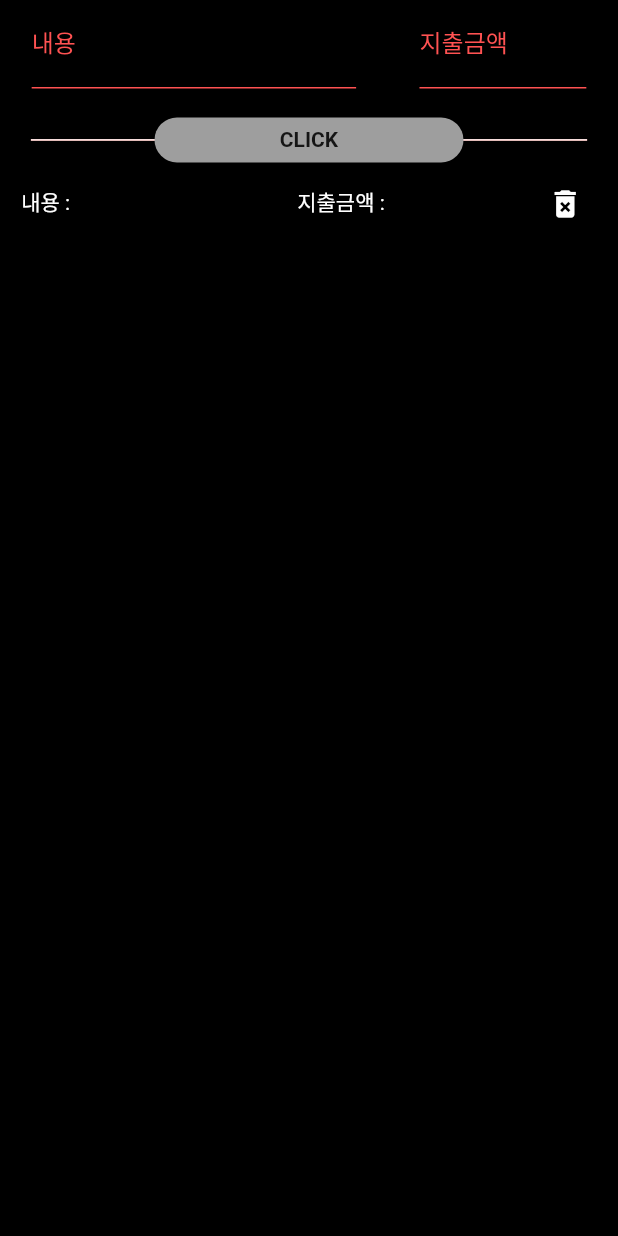
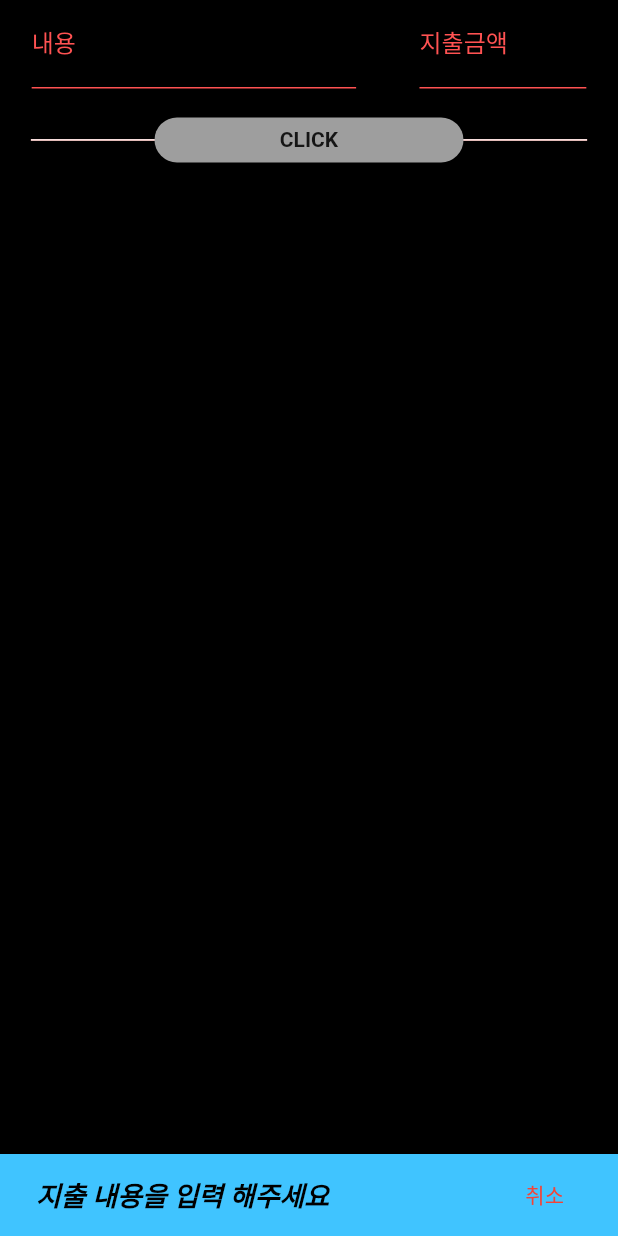
Before and after one commit to boglbbogl/sharesales_ver-2, a Flutter app: the TextAddForm widget shown alone on an empty page, opened directly, after a tap on "CLICK", on a phone screen of 412 x 824 dp. Run offline on Flutter 3.47's test engine with Material 2 defaults, Android fonts, the phone set to English and light mode, and no system bars; our stand-ins replace cloud_firestore, firebase_auth, firebase_core, flutter_speed_dial; missing offline and left inert: dart:html; accounts and stored records are empty.

Commit message:
snack_bar_style

```diff
--- /dev/null
+++ b/lib/constant/snack_bar_style.dart
@@ -0,0 +1,12 @@
+import 'dart:ui';
+
+import 'package:flutter/material.dart';
+
+TextStyle snackBarStyle() {
+  return TextStyle(
+    color: Colors.black,
+    fontWeight: FontWeight.bold,
+    fontStyle: FontStyle.italic,
+    fontSize: 18,
+  );
+}
--- a/lib/models/firebase_auth_state.dart
+++ b/lib/models/firebase_auth_state.dart
@@ -1,29 +1,33 @@
 import 'package:firebase_auth/firebase_auth.dart';
 import 'package:flutter/foundation.dart';
 import 'package:flutter/material.dart';
+import 'package:sharesales_ver2/constant/snack_bar_style.dart';
 
-class FirebaseAuthState extends ChangeNotifier{
+class FirebaseAuthState extends ChangeNotifier {
   FirebaseAuthStatus _firebaseAuthStatus = FirebaseAuthStatus.logout;
   User _user;
   FirebaseAuth _firebaseAuth = FirebaseAuth.instance;
 
-  void watchAuthChange(){
+  void watchAuthChange() {
     _firebaseAuth.authStateChanges().listen((firebaseUser) {
-      if(firebaseUser == null && _user == null){
+      if (firebaseUser == null && _user == null) {
         return;
-      } else if(firebaseUser != null){
+      } else if (firebaseUser != null) {
         _user = firebaseUser;
         changeFirebaseAuthStatus();
       }
     });
   }
 
-  void registerUser(BuildContext context, {@required String email, @required String password}) async{
-    await _firebaseAuth.createUserWithEmailAndPassword(email: email.trim(), password: password.trim())
-    .catchError((error){
+  void registerUser(BuildContext context,
+      {@required String email, @required String password}) async {
+    await _firebaseAuth
+        .createUserWithEmailAndPassword(
+            email: email.trim(), password: password.trim())
+        .catchError((error) {
       print(error);
       String _massage = '';
-      switch (error.code){
+      switch (error.code) {
         case 'email-already-in-use':
           _massage = '이미 사용중';
           break;
@@ -38,17 +42,25 @@ class FirebaseAuthState extends ChangeNotifier{
           break;
       }
       SnackBar snackBar = SnackBar(
-        content: Text(_massage),
+        content: Text(
+          _massage,
+          style: snackBarStyle(),
+        ),
+        backgroundColor: Colors.lightBlueAccent,
       );
       Scaffold.of(context).showSnackBar(snackBar);
     });
   }
 
-  void login(BuildContext context, {@required String email, @required String password}){
-    _firebaseAuth.signInWithEmailAndPassword(email: email.trim(), password: password.trim()).catchError((error){
+  void login(BuildContext context,
+      {@required String email, @required String password}) {
+    _firebaseAuth
+        .signInWithEmailAndPassword(
+            email: email.trim(), password: password.trim())
+        .catchError((error) {
       print(error);
       String _massage = '';
-      switch(error.code){
+      switch (error.code) {
         case 'invalid-email':
           _massage = 'Email 주소가 아닙니다';
           break;
@@ -63,35 +75,37 @@ class FirebaseAuthState extends ChangeNotifier{
           break;
       }
       SnackBar snackBar = SnackBar(
-          content: Text(_massage),
+        content: Text(_massage,
+        style: snackBarStyle(),
+        ),
+        backgroundColor: Colors.lightBlueAccent,
       );
       Scaffold.of(context).showSnackBar(snackBar);
     });
   }
 
-  void signOut(){
+  void signOut() {
     _firebaseAuthStatus = FirebaseAuthStatus.logout;
-    if(_user != null){
+    if (_user != null) {
       _user = null;
       _firebaseAuth.signOut();
     }
     notifyListeners();
   }
 
-  void changeFirebaseAuthStatus([FirebaseAuthStatus firebaseAuthStatus]){
-    if(firebaseAuthStatus != null){
+  void changeFirebaseAuthStatus([FirebaseAuthStatus firebaseAuthStatus]) {
+    if (firebaseAuthStatus != null) {
       _firebaseAuthStatus = firebaseAuthStatus;
     } else {
-      if(_user != null){
+      if (_user != null) {
         _firebaseAuthStatus = FirebaseAuthStatus.login;
       } else
         _firebaseAuthStatus = FirebaseAuthStatus.logout;
     }
     notifyListeners();
   }
+
   FirebaseAuthStatus get firebaseAuthStatus => _firebaseAuthStatus;
 }
 
-enum FirebaseAuthStatus{
-  logout, progress, login
-}
+enum FirebaseAuthStatus { logout, progress, login }
--- a/lib/screen/create_management_screen.dart
+++ b/lib/screen/create_management_screen.dart
@@ -3,6 +3,7 @@ import 'package:flutter/material.dart';
 import 'package:sharesales_ver2/constant/color.dart';
 import 'package:sharesales_ver2/constant/duration.dart';
 import 'package:sharesales_ver2/constant/size.dart';
+import 'package:sharesales_ver2/constant/snack_bar_style.dart';
 import 'package:sharesales_ver2/widget/expense_create_form.dart';
 import 'package:sharesales_ver2/widget/sales_create_form.dart';
 
@@ -26,7 +27,7 @@ class _CreateManagementScreenState extends State<CreateManagementScreen> {
         FocusScope.of(context).unfocus();
       },
       child: Scaffold(
-        appBar: _salesCreateAppbar(context),
+        appBar: _createScreenAppbar(context),
         body: SingleChildScrollView(
           child: Form(
             key: _formKey,
@@ -59,6 +60,15 @@ class _CreateManagementScreenState extends State<CreateManagementScreen> {
       ),
     );
   }
+
+  SnackBar saveSnackBar = SnackBar(
+    content: Text(
+      '매출 항목은 필수로 입력 해야 합니다.  0을 입력하세요',
+      // maxLines: 2,
+      style: snackBarStyle(),
+    ),
+    backgroundColor: Colors.lightBlueAccent,
+  );
 
   Padding _tapIndicator() {
     return Padding(
@@ -143,7 +153,7 @@ class _CreateManagementScreenState extends State<CreateManagementScreen> {
               );
   }
 
-  AppBar _salesCreateAppbar(BuildContext context) {
+  AppBar _createScreenAppbar(BuildContext context) {
     return AppBar(
       backgroundColor: blackColor,
       title: Text(
@@ -164,8 +174,9 @@ class _CreateManagementScreenState extends State<CreateManagementScreen> {
           onPressed: () {
             FocusScope.of(context).unfocus();
             if (!_formKey.currentState.validate()) {
-              return;
-            }
+              return ;
+              // return Scaffold.of(context).showSnackBar(saveSnackBar);
+            }  else
             _formKey.currentState.save();
           },
         ),
@@ -184,4 +195,5 @@ class _CreateManagementScreenState extends State<CreateManagementScreen> {
   }
 }
 
+
 enum SelectedIndicator{left, right}
--- a/lib/widget/text_add_form.dart
+++ b/lib/widget/text_add_form.dart
@@ -1,13 +1,14 @@
 import 'package:flutter/material.dart';
 import 'package:sharesales_ver2/constant/input_decor.dart';
 import 'package:sharesales_ver2/constant/size.dart';
+import 'package:sharesales_ver2/constant/snack_bar_style.dart';
 
 class AddText {
   bool isDone;
-  String title;
-  String title2;
+  String expenseTitle;
+  String expenseAmount;
 
-  AddText(this.title, this.title2, {this.isDone = false});
+  AddText(this.expenseTitle, this.expenseAmount, {this.isDone = false});
 }
 
 class TextAddForm extends StatefulWidget {
@@ -18,15 +19,15 @@ class TextAddForm extends StatefulWidget {
 class _TextAddFormState extends State<TextAddForm> {
   final _expenseList = <AddText>[];
 
-  TextEditingController _expController = TextEditingController();
-  TextEditingController _exp2Controller = TextEditingController();
+  TextEditingController _titleController = TextEditingController();
+  TextEditingController _amountController = TextEditingController();
   ScrollController _scrollController = ScrollController();
 
   @override
   void dispose() {
-    _expController.dispose();
+    _titleController.dispose();
     _scrollController.dispose();
-    _exp2Controller.dispose();
+    _amountController.dispose();
     super.dispose();
   }
 
@@ -39,43 +40,57 @@ class _TextAddFormState extends State<TextAddForm> {
           crossAxisAlignment: CrossAxisAlignment.center,
           mainAxisAlignment: MainAxisAlignment.spaceAround,
           children: [
+            _titleTextFormField(),
+            _amountTextFormField(),
+          ],
+        ),
+        _textAddFormDivider(context),
         Container(
+          height: size.height * 0.5,
+          width: size.width * 0.98,
+          child: ListView(
+            controller: _scrollController,
+            children: _expenseList
+                .map((addText) => _expenseListView(addText))
+                .toList(),
+          ),
+        )
+      ],
+    );
+  }
+
+  Container _amountTextFormField() {
+    return Container(
+      height: expTtfHeightSize,
+      width: expTtfWidthSize,
+      child: TextFormField(
+        controller: _amountController,
+        style: blackInputStyle(),
+        cursorColor: Colors.white,
+        decoration: expenseTextAddInputDecor('지출금액'),
+        keyboardType: TextInputType.number,
+        textInputAction: TextInputAction.done,
+      ),
+    );
+  }
+
+  Container _titleTextFormField() {
+    return Container(
       height: salTtfHeightSize,
       width: salTtfWidthSize * 1.5,
       child: TextFormField(
-                controller: _expController,
+        controller: _titleController,
         style: blackInputStyle(),
         cursorColor: Colors.white,
         decoration: expenseTextAddInputDecor('내용'),
         keyboardType: TextInputType.text,
         textInputAction: TextInputAction.next,
       ),
-            ),
-            Container(
-              height: expTtfHeightSize,
-              width: expTtfWidthSize,
-              child: TextFormField(
-                controller: _exp2Controller,
-                style: blackInputStyle(),
-                cursorColor: Colors.white,
-                decoration: expenseTextAddInputDecor('지출금액'),
-                keyboardType: TextInputType.number,
-                textInputAction: TextInputAction.next,
-              ),
-            ),
-            // Container(
-            //   height: expTtfHeightSize/2,
-            //   width: expTtfWidthSize/2,
-            //   child: RaisedButton(
-            //       color: Colors.redAccent,
-            //       child: Text('Add..'),
-            //       onPressed: () {
-            //         _addExpense(AddText(_expController.text));
-            //       }),
-            // ),
-          ],
-        ),
-        Stack(
+    );
+  }
+
+  Stack _textAddFormDivider(BuildContext context) {
+    return Stack(
       alignment: Alignment.center,
       children: <Widget>[
         Positioned(
@@ -90,39 +105,55 @@ class _TextAddFormState extends State<TextAddForm> {
         Container(
           color: Colors.white,
           height: 1,
-              width: size.width*0.9,
+          width: size.width * 0.9,
         ),
         Container(
           height: 30,
-              width: size.width*0.5,
+          width: size.width * 0.5,
           child: RaisedButton(
             onPressed: () {
-                  _addExpense(AddText(_expController.text, _exp2Controller.text));
+              FocusScope.of(context).unfocus();
+              if (_titleController.text.isEmpty) {
+                return Scaffold.of(context).showSnackBar(titleSnackBar);
+              } else if (_amountController.text.isEmpty) {
+                return Scaffold.of(context).showSnackBar(amountSnackBar);
+              }
+              _addExpense(
+                  AddText(_titleController.text, _amountController.text));
             },
             elevation: 0,
             color: Colors.grey,
             splashColor: Colors.redAccent,
-                child: Text('CLICK',style: TextStyle(fontWeight: FontWeight.bold),),
+            child: Text(
+              'CLICK',
+              style: TextStyle(fontWeight: FontWeight.bold),
+            ),
             shape: RoundedRectangleBorder(
               borderRadius: BorderRadius.circular(30),
             ),
           ),
         ),
       ],
-        ),
-        Container(
-          height: size.height * 0.5,
-          width: size.width*0.98,
-          child: ListView(
-            controller: _scrollController,
-            children: _expenseList
-                .map((addText) => _expenseListView(addText))
-                .toList(),
-          ),
-        )
-      ],
     );
   }
+
+  SnackBar titleSnackBar = SnackBar(
+    content: Text(
+      '지출 내용을 입력 해주세요',
+      style: snackBarStyle(),
+    ),
+    backgroundColor: Colors.lightBlueAccent,
+    action: SnackBarAction(label: '취소', onPressed: (){},),
+  );
+
+  SnackBar amountSnackBar = SnackBar(
+    content: Text(
+      '지출 금액을 입력 해주세요',
+      style: snackBarStyle(),
+    ),
+    backgroundColor: Colors.lightBlueAccent,
+  );
+
 
   Widget _expenseListView(AddText addText) {
     return Row(
@@ -132,7 +163,10 @@ class _TextAddFormState extends State<TextAddForm> {
       children: [
         Padding(
           padding: const EdgeInsets.only(bottom: 19, left: 10),
-          child: Text('내용 : ', style: TextStyle(color: Colors.white),),
+          child: Text(
+            '내용 : ',
+            style: TextStyle(color: Colors.white),
+          ),
         ),
         Flexible(
           child: ListTile(
@@ -140,7 +174,7 @@ class _TextAddFormState extends State<TextAddForm> {
               _toggleExpense(addText);
             },
             title: Text(
-              addText.title,
+              addText.expenseTitle,
               style: addText.isDone
                   ? TextStyle(
                       color: Colors.redAccent,
@@ -156,7 +190,10 @@ class _TextAddFormState extends State<TextAddForm> {
         ),
         Padding(
           padding: const EdgeInsets.only(bottom: 19),
-          child: Text('지출금액 : ', style: TextStyle(color: Colors.white),),
+          child: Text(
+            '지출금액 : ',
+            style: TextStyle(color: Colors.white),
+          ),
         ),
         Flexible(
           child: ListTile(
@@ -164,7 +201,7 @@ class _TextAddFormState extends State<TextAddForm> {
               _toggleExpense(addText);
             },
             title: Text(
-              addText.title2,
+              addText.expenseAmount,
               style: addText.isDone
                   ? TextStyle(
                       color: Colors.redAccent,
@@ -195,8 +232,8 @@ class _TextAddFormState extends State<TextAddForm> {
   void _addExpense(AddText addText) {
     setState(() {
       _expenseList.add(addText);
-      _expController.text = '';
-      _exp2Controller.text = '';
+      _titleController.text = '';
+      _amountController.text = '';
     });
   }
 
```
Lines whose indentation alone changed are shown as unchanged.
